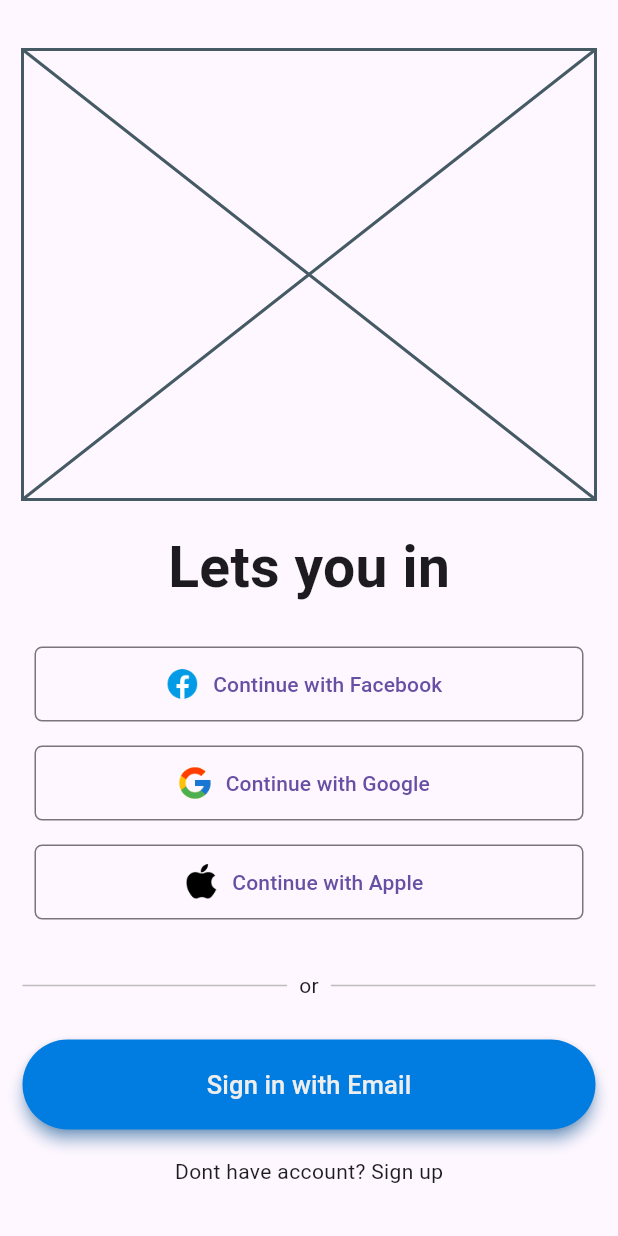
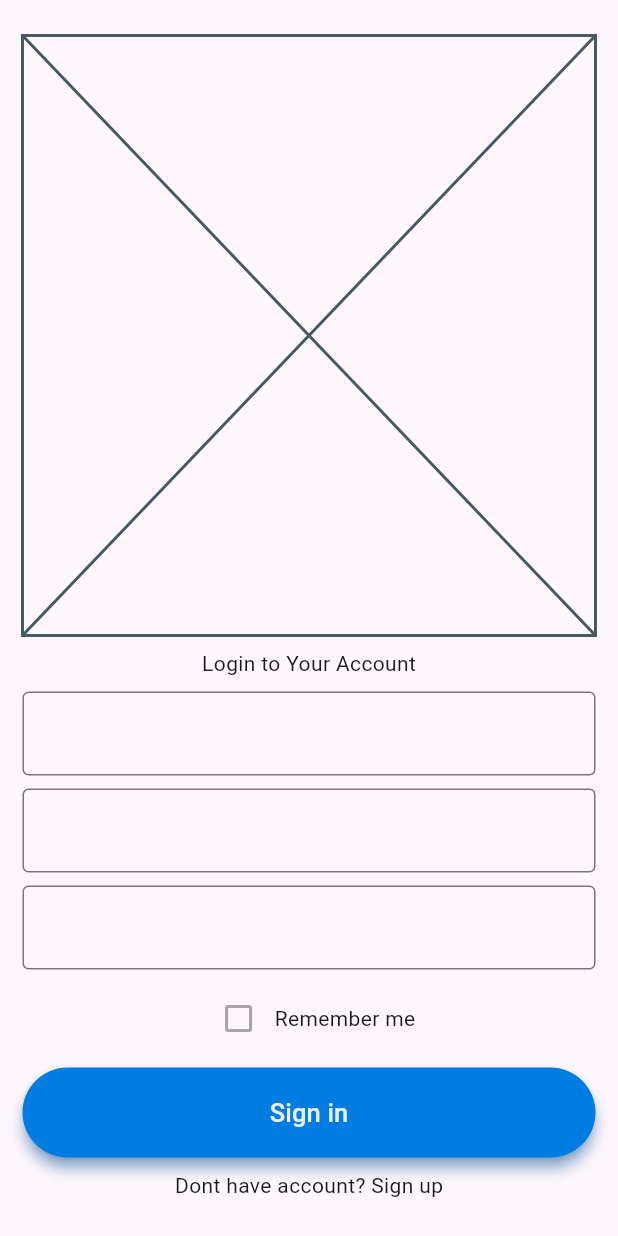
Before and after one commit to josephdgb1996/hichat-flutter-firebase, a Flutter app: the screen it shows after launch, on a phone screen of 412 x 824 dp. Run offline on Flutter 3.47's test engine with Material 3 defaults, Android fonts, the phone set to English and light mode, and no system bars; our stand-ins replace bloc, dots_indicator, flutter_bloc, get_it.

Commit message:
ui changes

```diff
--- a/lib/src/@core/statics/assets/logos.dart
+++ b/lib/src/@core/statics/assets/logos.dart
@@ -1,4 +1,8 @@
 abstract class AppLogos {
+  // app
+  static String chateo = "assets/logos/chateo.png";
+
+  //social
   static String facebook = "assets/logos/facebook.png";
   static String google = "assets/logos/google.png";
   static String apple = "assets/logos/apple.png";
--- a/lib/src/app.dart
+++ b/lib/src/app.dart
@@ -1,4 +1,6 @@
 import 'package:app/src/module/auth/screens/auth_screen.dart';
+import 'package:app/src/module/auth/screens/signin_with_email.dart';
+import 'package:app/src/module/auth/screens/signup_with_email.dart';
 import 'package:flutter/material.dart';
 import 'package:flutter_bloc/flutter_bloc.dart';
 import 'package:app/src/module/onboard/bloc/onboarding_bloc.dart';
@@ -15,7 +17,7 @@ class HiChat extends StatelessWidget {
       home: SafeArea(
         child: BlocProvider(
           create: (context) => OnboardingBloc(),
-          child: const AuthScreen(),
+          child: const SignUpWithEmail(),
         ),
       ),
     );
--- /dev/null
+++ b/lib/src/module/auth/screens/signup_with_email.dart
@@ -0,0 +1,38 @@
+import 'package:app/src/@core/widgets/rounded_button.dart';
+import 'package:flutter/material.dart';
+
+class SignUpWithEmail extends StatelessWidget {
+  const SignUpWithEmail({super.key});
+
+  @override
+  Widget build(BuildContext context) {
+    return const Scaffold(
+      resizeToAvoidBottomInset: false,
+      body: Padding(
+        padding: EdgeInsets.all(15.0),
+        child: Column(
+          mainAxisAlignment: MainAxisAlignment.spaceEvenly,
+          children: [
+            Placeholder(),
+            Text("Login to Your Account"),
+            TextField(
+              decoration: InputDecoration(fillColor: Colors.red, border: OutlineInputBorder()),
+            ),
+            TextField(
+              decoration: InputDecoration(fillColor: Colors.red, border: OutlineInputBorder()),
+            ),
+            TextField(
+              decoration: InputDecoration(fillColor: Colors.red, border: OutlineInputBorder()),
+            ),
+            Row(
+              mainAxisAlignment: MainAxisAlignment.center,
+              children: [Checkbox(value: false, onChanged: null), Text("Remember me")],
+            ),
+            RoundedButton(text: "Sign in"),
+            Text("Dont have account? Sign up"),
+          ],
+        ),
+      ),
+    );
+  }
+}
--- a/lib/src/module/auth/widgets/social_button.dart
+++ b/lib/src/module/auth/widgets/social_button.dart
@@ -12,11 +12,9 @@ class SocialButton extends StatelessWidget {
   Widget build(BuildContext context) {
     ButtonStyle buttonStyle = OutlinedButton.styleFrom(
       minimumSize: const Size.fromHeight(50),
-
       shape: RoundedRectangleBorder(
-        side: BorderSide(color: Colors.red, width: 10),
+        side: const BorderSide(color: Colors.red, width: 10),
         borderRadius: BorderRadius.circular(5.0),
-
       ),
     );
 
@@ -25,27 +23,19 @@ class SocialButton extends StatelessWidget {
       child: OutlinedButton.icon(
         style: buttonStyle,
         onPressed: () {},
-        label: Text("Continue with ${capitalizeSocialName()}"),
-        icon: Image.asset(
-          sociaLogo(),
-          height: 25,
-        ),
+        label: Text("Continue with ${TextUtilities.toTitleCase(socialName.name)}"),
+        icon: _buildIcon(),
       ),
     );
   }
 
-  String capitalizeSocialName() {
-    return TextUtilities.toTitleCase(socialName.name);
-  }
+Widget _buildIcon() {
+  final Map<SocialName, String> logos = {
+    SocialName.facebook: AppLogos.facebook,
+    SocialName.google: AppLogos.google,
+    SocialName.apple: AppLogos.apple,
+  };
 
-  String sociaLogo() {
-    switch (socialName) {
-      case SocialName.facebook:
-        return AppLogos.facebook;
-      case SocialName.google:
-        return AppLogos.google;
-      case SocialName.apple:
-        return AppLogos.apple;
-    }
-  }
+  return Image.asset(logos[socialName]!, height: 25);
 }
+}
```
Also changed, not shown: lib/src/module/auth/screens/login_screen.dart (deleted, +0 -10 lines), lib/src/module/auth/screens/register_screen.dart (deleted, +0 -10 lines), lib/src/module/auth/screens/signin_with_email.dart (added, +41 -0 lines), lib/src/assets.dart (renamed from lib/src/@core/statics/assets/assets.dart).
